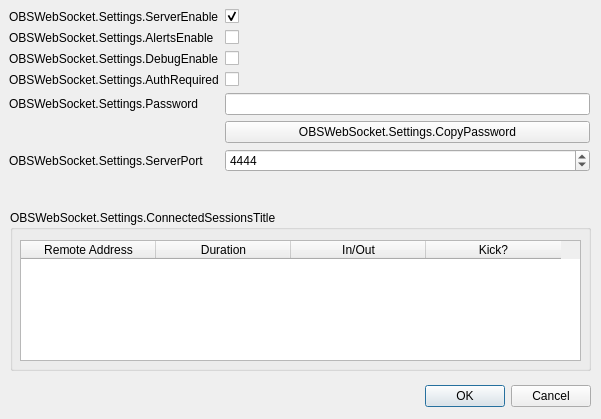
Before: the Qt Designer form src/forms/SettingsDialog.ui in obsproject/obs-websocket, drawn with Qt 5.
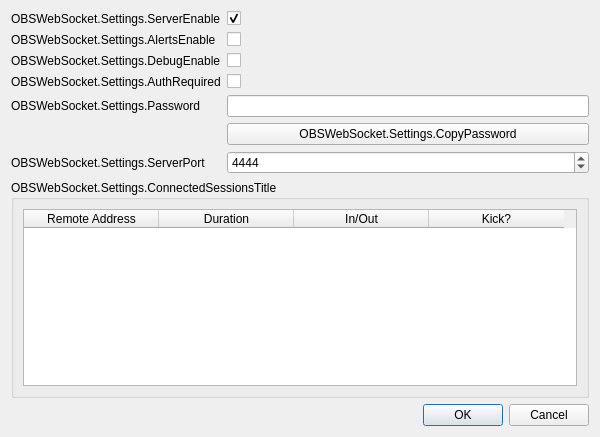
After: the same form once the commit is applied.

Commit message: SettingsDialog: Enable grid layout and scaling

The edit to the form file:
```diff
--- a/src/forms/SettingsDialog.ui
+++ b/src/forms/SettingsDialog.ui
@@ -6,22 +6,28 @@
    <rect>
     <x>0</x>
     <y>0</y>
-    <width>601</width>
-    <height>419</height>
+    <width>600</width>
+    <height>437</height>
    </rect>
   </property>
+  <property name="minimumSize">
+   <size>
+    <width>600</width>
+    <height>437</height>
+   </size>
+  </property>
+  <property name="maximumSize">
+   <size>
+    <width>600</width>
+    <height>16777215</height>
+   </size>
+  </property>
   <property name="windowTitle">
    <string>OBSWebSocket.Settings.DialogTitle</string>
   </property>
+  <layout class="QGridLayout" name="gridLayout">
+   <item row="2" column="0">
   <widget class="QDialogButtonBox" name="buttonBox">
-   <property name="geometry">
-    <rect>
-     <x>250</x>
-     <y>380</y>
-     <width>341</width>
-     <height>32</height>
-    </rect>
-   </property>
    <property name="orientation">
     <enum>Qt::Horizontal</enum>
    </property>
@@ -29,15 +35,8 @@
     <set>QDialogButtonBox::Cancel|QDialogButtonBox::Ok</set>
    </property>
   </widget>
-  <widget class="QWidget" name="formLayoutWidget">
-   <property name="geometry">
-    <rect>
-     <x>9</x>
-     <y>9</y>
-     <width>581</width>
-     <height>191</height>
-    </rect>
-   </property>
+   </item>
+   <item row="0" column="0">
    <layout class="QFormLayout" name="mainForm">
     <item row="0" column="0">
      <widget class="QLabel" name="enableWebSocketServerLabel">
@@ -125,28 +124,21 @@
      </widget>
     </item>
    </layout>
-  </widget>
-  <widget class="QGroupBox" name="groupBox">
-   <property name="geometry">
-    <rect>
-     <x>10</x>
-     <y>210</y>
-     <width>581</width>
-     <height>161</height>
-    </rect>
+   </item>
+   <item row="1" column="0">
+    <widget class="QGroupBox" name="websocketSessionGroupBox">
+     <property name="minimumSize">
+      <size>
+       <width>0</width>
+       <height>200</height>
+      </size>
    </property>
    <property name="title">
     <string>OBSWebSocket.Settings.ConnectedSessionsTitle</string>
    </property>
+     <layout class="QGridLayout" name="gridLayout_2">
+      <item row="0" column="0">
    <widget class="QTableWidget" name="websocketSessionTable">
-    <property name="geometry">
-     <rect>
-      <x>10</x>
-      <y>30</y>
-      <width>561</width>
-      <height>121</height>
-     </rect>
-    </property>
     <property name="editTriggers">
      <set>QAbstractItemView::NoEditTriggers</set>
     </property>
@@ -189,7 +181,11 @@
      </property>
     </column>
    </widget>
-  </widget>
+      </item>
+     </layout>
+    </widget>
+   </item>
+  </layout>
  </widget>
  <resources/>
  <connections>
```
Lines whose indentation alone changed are shown as unchanged. The commit also changes 1 other file.
